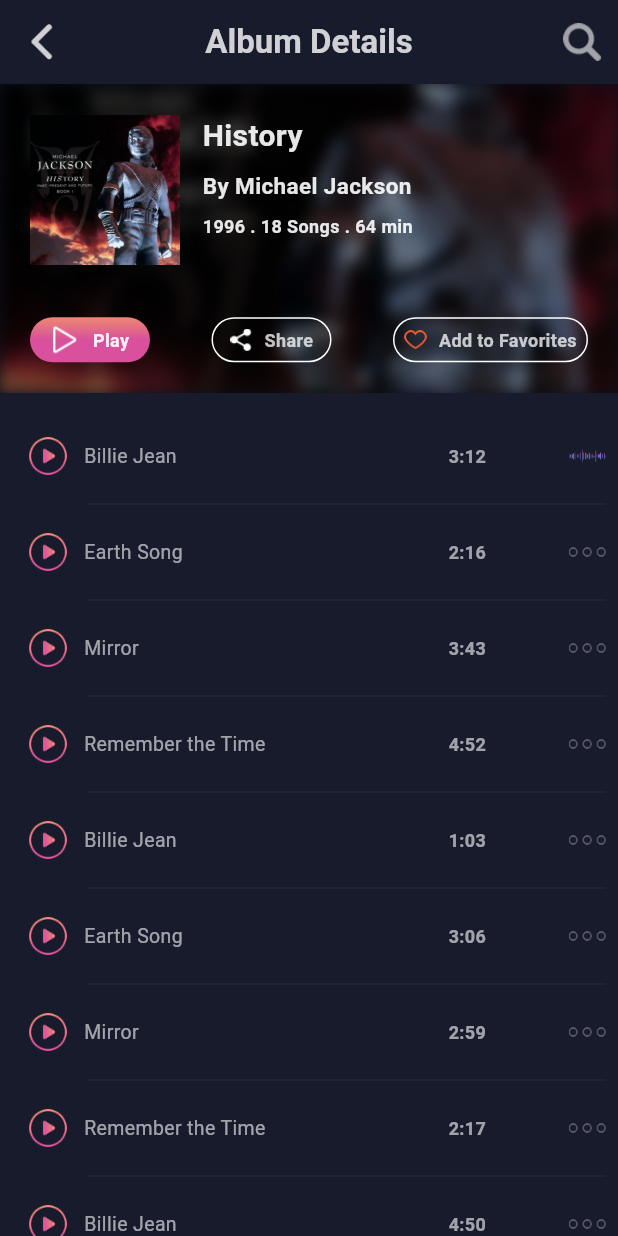
After one commit to DipakSingh0/Music_Player, a Flutter app: the AlbumDetailsView screen opened directly, on a phone screen of 412 x 824 dp. The commit adds this screen. Run offline on Flutter 3.47's test engine with Material 3 defaults, Android fonts, the phone set to English and light mode, and no system bars; our stand-ins replace flutter_rating_bar, get.

Commit message:
added album page

```diff
--- a/lib/common_widgets/album_cell.dart
+++ b/lib/common_widgets/album_cell.dart
@@ -16,7 +16,9 @@ class AlbumCell extends StatelessWidget {
 
   @override
   Widget build(BuildContext context) {
-    return Column(
+    return InkWell(
+      onTap: onPressed,
+      child: Column(
           mainAxisAlignment: MainAxisAlignment.start,
           crossAxisAlignment: CrossAxisAlignment.start,
           children: [
@@ -136,6 +138,7 @@ class AlbumCell extends StatelessWidget {
                 ),
               ],
             ),
-        ]);
+          ]),
+    );
   }
 }
--- /dev/null
+++ b/lib/common_widgets/album_songs_row.dart
@@ -0,0 +1,75 @@
+// ignore_for_file: deprecated_member_use
+import 'package:flutter/material.dart';
+import '../common/color_extension.dart';
+
+class AlbumSongsRow extends StatelessWidget {
+  final Map sObj;
+  final VoidCallback onPressedPlay;
+  final VoidCallback onPressed;
+  final bool isPlay;
+  const AlbumSongsRow({
+    super.key,
+    required this.sObj,
+    required this.onPressed,
+    required this.onPressedPlay,
+    required this.isPlay,
+  });
+
+  @override
+  Widget build(BuildContext context) {
+    return Column(
+      mainAxisSize: MainAxisSize.min,
+      children: [
+        Row(
+          children: [
+            IconButton(
+              onPressed: onPressedPlay,
+              icon: Image.asset(
+                "assets/img/play_btn.png",
+                width: 25,
+                height: 25,
+              ),
+            ),
+            Expanded(
+              child: Text(
+                sObj["name"],
+                maxLines: 1,
+                style: TextStyle(
+                  color: TColor.primaryText60,
+                  fontSize: 13,
+                ),
+              ),
+            ),
+            Text(
+              sObj["duration"],
+              maxLines: 1,
+              style: TextStyle(
+                  color: TColor.primaryText60,
+                  fontSize: 12,
+                  fontWeight: FontWeight.w700),
+            ),
+            Container(
+              width: 80,
+              alignment: Alignment.centerRight,
+              child: isPlay
+                  ? Image.asset(
+                      "assets/img/play_eq.png",
+                      width: 25,
+                      height: 25,
+                    )
+                  : Image.asset(
+                      "assets/img/more.png",
+                      width: 25,
+                      height: 25,
+                    ),
+            ),
+          ],
+        ),
+        Divider(
+          color: Colors.white.withOpacity(0.07),
+          indent: 50,
+        ),
+      ],
+    );
+  }
+}
--- /dev/null
+++ b/lib/view/songs/album_details_view.dart
@@ -0,0 +1,302 @@
+import 'dart:ui';
+
+import 'package:flutter/material.dart';
+import 'package:get/get.dart';
+import 'package:get/get_core/src/get_main.dart';
+import 'package:get/get_instance/get_instance.dart';
+import 'package:music_player/common/color_extension.dart';
+import 'package:music_player/common_widgets/album_songs_row.dart';
+import 'package:music_player/view_model/albums_view_model.dart';
+import 'package:music_player/view_model/splash_view_model.dart';
+
+class AlbumDetailsView extends StatefulWidget {
+  const AlbumDetailsView({super.key});
+
+  @override
+  State<AlbumDetailsView> createState() => _AlbumDetailsViewState();
+}
+
+class _AlbumDetailsViewState extends State<AlbumDetailsView>
+    with SingleTickerProviderStateMixin {
+
+      final albumVM = Get.put(AlbumViewModel());
+
+  @override
+  Widget build(BuildContext context) {
+    // final homeVM = Get.put(HomeViewModel());
+    var size = MediaQuery.sizeOf(context);
+
+    return Scaffold(
+      appBar: AppBar(
+        centerTitle: true,
+        backgroundColor: TColor.bg,
+        elevation: 0,
+        leading: IconButton(
+            onPressed: () {
+              Get.back();
+            },
+            icon: Image.asset(
+              "assets/img/back.png",
+              width: 25,
+              height: 25,
+              fit: BoxFit.contain,
+            )),
+        title: Text(
+          "Album Details",
+          style: TextStyle(
+            color: TColor.primaryText80,
+            fontSize: 22,
+            fontWeight: FontWeight.w600,
+          ),
+        ),
+        actions: [
+          IconButton(
+              onPressed: () {
+                Get.find<SplashViewMode>().openDrawer();
+              },
+              icon: Image.asset(
+                "assets/img/search.png",
+                width: 25,
+                height: 25,
+                color: TColor.primaryText60,
+                fit: BoxFit.contain,
+              )),
+        ],
+      ),
+      body: SingleChildScrollView(
+        child: Column(
+          children: [
+            Stack(alignment: Alignment.center, children: [
+              //-----------GG blur image ------------//
+              ClipRect(
+                child: ImageFiltered(
+                  imageFilter: ImageFilter.blur(sigmaX: 5, sigmaY: 5),
+                  child: Image.asset(
+                    "assets/img/alb_1.png",
+                    width: double.maxFinite,
+                    height: size.width * 0.5,
+                    fit: BoxFit.cover,
+                  ),
+                ),
+              ),
+              Container(
+                color: Colors.black45,
+                width: double.maxFinite,
+                height: size.width * 0.5,
+              ),
+              Padding(
+                padding: const EdgeInsets.all(20.0),
+                child: Column(
+                  children: [
+                    //-----------GG image not blur------------//
+
+                    Row(
+                      crossAxisAlignment: CrossAxisAlignment.start,
+                      children: [
+                        Image.asset(
+                          "assets/img/alb_1.png",
+                          width: 100,
+                          height: 100,
+                          fit: BoxFit.cover,
+                        ),
+                        const SizedBox(
+                          width: 15,
+                        ),
+
+                        //----------- Details in columns ------------//
+
+                        Expanded(
+                          child: Column(
+                            crossAxisAlignment: CrossAxisAlignment.start,
+                            children: [
+                              Text(
+                                "History",
+                                style: TextStyle(
+                                  color: TColor.primaryText.withOpacity(0.9),
+                                  fontSize: 20,
+                                  fontWeight: FontWeight.w600,
+                                ),
+                              ),
+                              const SizedBox(
+                                height: 8,
+                              ),
+                              Text(
+                                "By Michael Jackson",
+                                style: TextStyle(
+                                  color: TColor.primaryText.withOpacity(0.9),
+                                  fontSize: 15,
+                                  fontWeight: FontWeight.w600,
+                                ),
+                              ),
+                              const SizedBox(
+                                height: 8,
+                              ),
+                              Text(
+                                "1996 . 18 Songs . 64 min",
+                                style: TextStyle(
+                                  color: TColor.primaryText.withOpacity(0.9),
+                                  fontSize: 12,
+                                  fontWeight: FontWeight.w600,
+                                ),
+                              ),
+                            ],
+                          ),
+                        ),
+                      ],
+                    ),
+                    const SizedBox(
+                      height: 35,
+                    ),
+
+                    Row(
+                      mainAxisAlignment: MainAxisAlignment.spaceBetween,
+                      children: [
+         //----------- Play Button ------------//
+                        InkWell(
+                          borderRadius: BorderRadius.circular(18),
+                          onTap: () {},
+                          child: Container(
+                            width: 80,
+                            height: 30,
+                            decoration: BoxDecoration(
+                              gradient: LinearGradient(
+                                colors: TColor.primaryG,
+                                begin: Alignment.topCenter,
+                                end: Alignment.center,
+                              ),
+                              borderRadius: BorderRadius.circular(18),
+                            ),
+                            alignment: Alignment.center,
+                            child: Row(
+                              mainAxisSize: MainAxisSize.min,
+                              children: [
+                                Image.asset(
+                                  "assets/img/play_n.png",
+                                  width: 20,
+                                  height: 20,
+                                  fit: BoxFit.contain,
+                                ),
+                                const SizedBox(
+                                  width: 8,
+                                ),
+                                Text(
+                                  "Play",
+                                  style: TextStyle(
+                                    color: TColor.primaryText.withOpacity(0.9),
+                                    fontSize: 12,
+                                    fontWeight: FontWeight.w600,
+                                  ),
+                                ),
+                              ],
+                            ),
+                          ),
+                        ),
+//----------------share ------------------//
+
+                        InkWell(
+                          borderRadius: BorderRadius.circular(18),
+                          onTap: () {},
+                          child: Container(
+                            width: 80,
+                            height: 30,
+                            decoration: BoxDecoration(
+                              border: Border.all(
+                                  color: TColor.primaryText, width: 1),
+                              borderRadius: BorderRadius.circular(18),
+                            ),
+                            alignment: Alignment.center,
+                            child: Row(
+                              mainAxisSize: MainAxisSize.min,
+                              children: [
+                                Image.asset(
+                                  "assets/img/share.png",
+                                  width: 15,
+                                  height: 15,
+                                  fit: BoxFit.contain,
+                                ),
+                                const SizedBox(
+                                  width: 8,
+                                ),
+                                Text(
+                                  "Share",
+                                  style: TextStyle(
+                                    color: TColor.primaryText.withOpacity(0.75),
+                                    fontSize: 12,
+                                    fontWeight: FontWeight.w600,
+                                  ),
+                                ),
+                              ],
+                            ),
+                          ),
+                        ),
+//----------------Add to fav ------------------//
+                          InkWell(
+                          borderRadius: BorderRadius.circular(18),
+                          onTap: () {},
+                          child: Container(
+                            width: 130,
+                            height: 30,
+                            decoration: BoxDecoration(
+                              border: Border.all(
+                                  color: TColor.primaryText, width: 1),
+                              borderRadius: BorderRadius.circular(18),
+                            ),
+                            alignment: Alignment.center,
+                            child: Row(
+                              mainAxisSize: MainAxisSize.min,
+                              children: [
+                                Image.asset(
+                                  "assets/img/fav.png",
+                                  width: 15,
+                                  height: 15,
+                                  fit: BoxFit.contain,
+                                ),
+                                const SizedBox(
+                                  width: 8,
+                                ),
+                                Text(
+                                  "Add to Favorites",
+                                  style: TextStyle(
+                                    color: TColor.primaryText.withOpacity(0.75),
+                                    fontSize: 12,
+                                    fontWeight: FontWeight.w600,
+                                  ),
+                                ),
+                              ],
+                            ),
+                          ),
+                        ),
+                      ],
+                    ),
+                  ],
+                ),
+              )
+            ]),
+
+
+//-----------List of songs ---------------//
+             Padding(
+               padding: const EdgeInsets.all(8.0),
+               child: ListView.builder(
+                  physics: const NeverScrollableScrollPhysics(),
+                  shrinkWrap: true,
+                  padding:
+                      const EdgeInsets.symmetric(vertical: 10),
+                  // scrollDirection: Axis.horizontal,
+                  itemCount: albumVM.playedArr.length,
+                  itemBuilder: (context, index) {
+                    var sObj = albumVM.playedArr[index];
+                    return AlbumSongsRow(
+                      sObj: sObj,
+                      onPressedPlay: () {},
+                      onPressed: () {},
+                      isPlay: index == 0 ,
+                    );
+                  }),
+             ),
+          ],
+        ),
+      ),
+    );
+  }
+}
--- a/lib/view/songs/album_view.dart
+++ b/lib/view/songs/album_view.dart
@@ -2,6 +2,7 @@ import 'package:flutter/foundation.dart';
 import 'package:flutter/material.dart';
 import 'package:get/get.dart';
 import 'package:music_player/common_widgets/album_cell.dart';
+import 'package:music_player/view/songs/album_details_view.dart';
 import 'package:music_player/view_model/albums_view_model.dart';
 
 class AlbumsView extends StatefulWidget {
@@ -34,7 +35,9 @@ class _AlbumsViewState extends State<AlbumsView> {
             var albObj = albumVM.allList[index];
             return AlbumCell(
               albObj: albObj,
-              onPressed: () {},
+              onPressed: () {
+                Get.to(() => AlbumDetailsView());
+              },
               onPressedMenu: (SelectIndex) {
                 if (kDebugMode) {
                   print(index);
--- a/lib/view_model/albums_view_model.dart
+++ b/lib/view_model/albums_view_model.dart
@@ -41,29 +41,31 @@ class AlbumViewModel extends GetxController {
   ].obs;
 
   final playedArr = [
-    {"duration": "3:56", "name": "Billie Jean", "artists": "Michael Jackson"},
-    {"duration": "3:56", "name": "Earth Song", "artists": "Michael Jackson"},
-    {"duration": "3:56", "name": "Mirror", "artists": "Justin Timberlake"},
+    {"duration": "3:12", "name": "Billie Jean", "artists": "Michael Jackson"},
+    {"duration": "2:16", "name": "Earth Song", "artists": "Michael Jackson"},
+    {"duration": "3:43", "name": "Mirror", "artists": "Justin Timberlake"},
     {
-      "duration": "3:56",
+      "duration": "4:52",
       "name": "Remember the Time",
       "artists": "Michael Jackson"
     },
-    {"duration": "3:56", "name": "Billie Jean", "artists": "Michael Jackson"},
-    {"duration": "3:56", "name": "Earth Song", "artists": "Michael Jackson"},
-    {"duration": "3:56", "name": "Mirror", "artists": "Justin Timberlake"},
+    {"duration": "1:03", "name": "Billie Jean", "artists": "Michael Jackson"},
+    {"duration": "3:06", "name": "Earth Song", "artists": "Michael Jackson"},
+    {"duration": "2:59", "name": "Mirror", "artists": "Justin Timberlake"},
     {
-      "duration": "3:56",
+      "duration": "2:17",
       "name": "Remember the Time",
       "artists": "Michael Jackson"
     },
-    {"duration": "3:56", "name": "Billie Jean", "artists": "Michael Jackson"},
-    {"duration": "3:56", "name": "Earth Song", "artists": "Michael Jackson"},
-    {"duration": "3:56", "name": "Mirror", "artists": "Justin Timberlake"},
+    {"duration": "4:50", "name": "Billie Jean", "artists": "Michael Jackson"},
+    {"duration": "3:35", "name": "Earth Song", "artists": "Michael Jackson"},
+    {"duration": "1:16", "name": "Mirror", "artists": "Justin Timberlake"},
     {
-      "duration": "3:56",
+      "duration": "2:33",
       "name": "Remember the Time",
       "artists": "Michael Jackson"
     }
   ].obs;
+
+
 }
```
Lines whose indentation alone changed are shown as unchanged.
